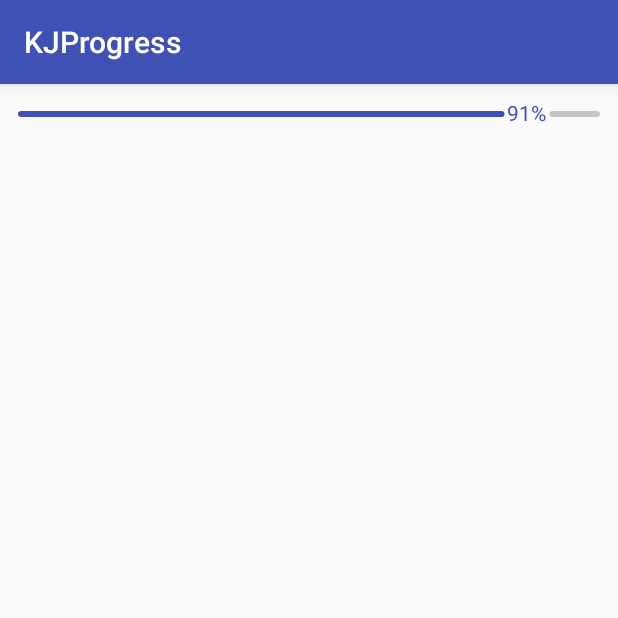
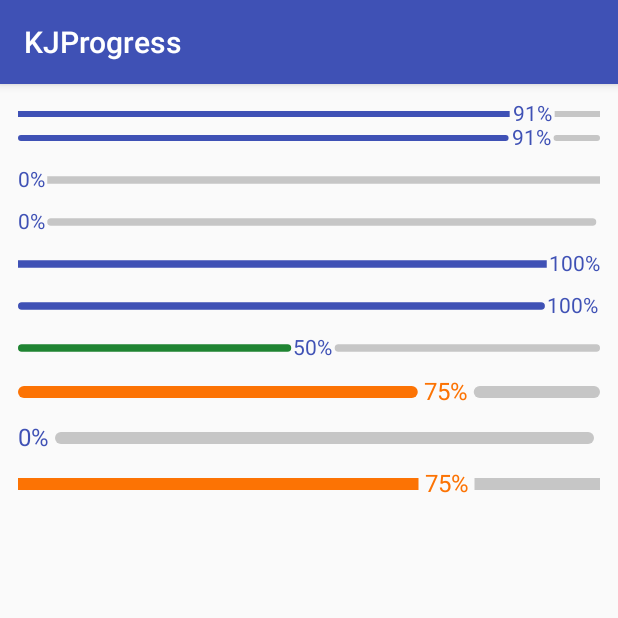
Before and after one commit to KingJA/KJProgress, an Android app: the screen it shows after launch (MainActivity), on a phone screen of 412 x 824 dp, the top half of it. Run offline under Robolectric (Android 15) with nearby library versions, the phone set to English and light mode, and no system bars.

Commit message:
fix offset

```diff
--- a/app/src/main/java/com/kingja/progress/KJProgress.java
+++ b/app/src/main/java/com/kingja/progress/KJProgress.java
@@ -5,7 +5,6 @@ import android.content.res.TypedArray;
 import android.graphics.Canvas;
 import android.graphics.Paint;
 import android.util.AttributeSet;
-import android.util.Log;
 import android.util.TypedValue;
 import android.view.View;
 
@@ -40,6 +39,7 @@ public class KJProgress extends View {
     private float mMaxWidth;
     private int mHeight;
     private float mProgressTextMargin;
+    private int mSrokeCap;
 
     public KJProgress(Context context) {
         this(context, null);
@@ -61,13 +61,13 @@ public class KJProgress extends View {
         mReachColor = typedArray.getColor(R.styleable.KJProgress_reachColor, REACH_COLOR);
         mUnreachColor = typedArray.getColor(R.styleable.KJProgress_unreachColor, UNREACH_COLOR);
         mProgressTextColor = typedArray.getColor(R.styleable.KJProgress_progressTextColor, PROGRESS_TEXT_COLOR);
+        mSrokeCap = typedArray.getInteger(R.styleable.KJProgress_strokeCap, 0);
         init();
     }
 
     private void init() {
         mPaint = new Paint();
-        mPaint.setStrokeCap(Paint.Cap.ROUND);
-        mPaint.setStrokeJoin(Paint.Join.ROUND);
+        mPaint.setStrokeCap(mSrokeCap == 0 ? Paint.Cap.ROUND : Paint.Cap.SQUARE);
         mPaint.setAntiAlias(true);
         mPaint.setTextSize(mProgressTextSize);
 
@@ -92,12 +92,18 @@ public class KJProgress extends View {
     @Override
     protected void onDraw(Canvas canvas) {
         super.onDraw(canvas);
+        float offsetLeft = mSrokeCap == 0 ? mReachWidth * 0.5f : 0f;
+        float offsetRight = mSrokeCap == 0 ? mReachWidth * 0.5f : 0f;
+        float marginLeft = mProgressTextMargin;
+        float marginRight = mProgressTextMargin;
         canvas.save();
-        canvas.translate(getPaddingLeft() + mReachWidth * 0.5f, mHeight * 0.5f);
+        if (getProgress() == 0) {
+            offsetLeft = 0;
+        }
+        canvas.translate(getPaddingLeft() + offsetLeft, mHeight * 0.5f);
         String progressText = mProgress + "%";
         float textWidth = mPaint.measureText(progressText);
         float textHeight = (mPaint.descent() + mPaint.ascent()) / 2;
-
 
         //绘制完成进度条
         mPaint.setColor(mReachColor);
@@ -105,19 +111,26 @@ public class KJProgress extends View {
 
 
         float radio = getProgress() * 1.0f / mProgressMax * 1.0f;
-        float progressX = radio * (mMaxWidth - textWidth - mProgressTextMargin - mReachWidth * 0.5f - mUnreachWidth);
+        float progressX = radio * (mMaxWidth - textWidth - mProgressTextMargin - offsetLeft * 0.5f - offsetRight);
         float reachX = progressX;
-        canvas.drawLine(0, 0, reachX, 0, mPaint);
+        if (reachX > 0) {
+            canvas.drawLine(0, 0, reachX, 0, mPaint);
+        }
+
+
         //绘制文本
 
         mPaint.setColor(mProgressTextColor);
-        float textX = progressX + mProgressTextMargin;
+        if (getProgress() == 0) {
+            marginLeft = 0;
+        }
+        float textX = progressX + marginLeft;
         canvas.drawText(progressText, textX, -textHeight, mPaint);
 
         if (mProgress < mProgressMax) {
             mPaint.setColor(mUnreachColor);
-            float unReachX = textX + textWidth + mProgressTextMargin;
-            canvas.drawLine(unReachX, 0, mMaxWidth - mUnreachWidth, 0, mPaint);
+            float unReachX = textX + textWidth + marginRight;
+            canvas.drawLine(unReachX, 0, mMaxWidth - 2.0f * offsetRight, 0, mPaint);
         }
         canvas.restore();
     }
--- a/app/src/main/java/com/kingja/progress/MainActivity.java
+++ b/app/src/main/java/com/kingja/progress/MainActivity.java
@@ -1,12 +1,9 @@
 package com.kingja.progress;
 
+import android.os.Bundle;
 import android.os.Handler;
 import android.os.Message;
-import android.os.SystemClock;
 import android.support.v7.app.AppCompatActivity;
-import android.os.Bundle;
-import android.util.Log;
-import android.view.View;
 
 public class MainActivity extends AppCompatActivity {
     private static final String TAG = "MainActivity";
@@ -15,19 +12,23 @@ public class MainActivity extends AppCompatActivity {
         public void handleMessage(Message msg) {
 
             int currentProgress = progress.getProgress();
+            int currentProgress2 = progress2.getProgress();
             if (currentProgress < 100) {
                 progress.setProgress(++currentProgress);
+                progress2.setProgress(++currentProgress2);
                 handler.sendEmptyMessageDelayed(0, 100);
             }
         }
     };
     private KJProgress progress;
+    private KJProgress progress2;
 
     @Override
     protected void onCreate(Bundle savedInstanceState) {
         super.onCreate(savedInstanceState);
         setContentView(R.layout.activity_main);
         progress = (KJProgress) findViewById(R.id.progress);
+        progress2 = (KJProgress) findViewById(R.id.progress2);
         handler.sendEmptyMessageDelayed(0, 100);
     }
 }
--- /dev/null
+++ b/app/src/main/java/com/kingja/progress/MeasureView.java
@@ -0,0 +1,59 @@
+package com.kingja.progress;
+
+import android.content.Context;
+import android.graphics.Canvas;
+import android.graphics.Paint;
+import android.util.AttributeSet;
+import android.util.TypedValue;
+import android.view.View;
+
+/**
+ * 项目名称：常用工具类
+ * 类描述：TODO
+ * 创建人：KingJA
+ * 创建时间：2016/7/2120:23
+ * 修改备注：
+ */
+public class MeasureView extends View {
+
+    private int measuredHeight;
+    private int measuredWidth;
+    private Paint paint;
+
+    public MeasureView(Context context) {
+        this(context, null);
+    }
+
+    public MeasureView(Context context, AttributeSet attrs) {
+        this(context, attrs, 0);
+    }
+
+    public MeasureView(Context context, AttributeSet attrs, int defStyleAttr) {
+        super(context, attrs, defStyleAttr);
+        init();
+    }
+
+    private void init() {
+        paint = new Paint();
+        paint.setColor(0XFF3F51B5);
+//        paint.setStrokeCap(Paint.Cap.ROUND);
+        paint.setStrokeWidth(dp2px(20));
+    }
+
+    public int dp2px(float dp) {
+        return (int) TypedValue.applyDimension(TypedValue.COMPLEX_UNIT_DIP, dp, getResources().getDisplayMetrics());
+    }
+
+    @Override
+    protected void onDraw(Canvas canvas) {
+        super.onDraw(canvas);
+        canvas.drawLine(dp2px(5) / 2, 0, measuredWidth - dp2px(5) / 2, 0, paint);
+    }
+
+    @Override
+    protected void onSizeChanged(int w, int h, int oldw, int oldh) {
+        super.onSizeChanged(w, h, oldw, oldh);
+        measuredHeight = getMeasuredHeight();
+        measuredWidth = getMeasuredWidth();
+    }
+}
--- a/app/src/main/res/layout/activity_main.xml
+++ b/app/src/main/res/layout/activity_main.xml
@@ -5,13 +5,97 @@
     android:layout_width="match_parent"
     android:layout_height="match_parent"
     android:orientation="vertical"
-    tools:context="com.kingja.progress.MainActivity"
-    android:padding="12dp">
+    android:padding="12dp"
+    tools:context="com.kingja.progress.MainActivity">
 
     <com.kingja.progress.KJProgress
+
         android:id="@+id/progress"
         android:layout_width="match_parent"
         android:layout_height="wrap_content"
+        app:strokeCap="square" />
 
+    <com.kingja.progress.KJProgress
+
+        android:id="@+id/progress2"
+        android:layout_width="match_parent"
+        android:layout_height="wrap_content"
+        app:strokeCap="round" />
+
+    <com.kingja.progress.KJProgress
+        android:layout_marginTop="12dp"
+        android:layout_width="match_parent"
+        android:layout_height="wrap_content"
+        app:strokeCap="square"
+        app:reachWidth="5dp"
+        app:progress="0" />
+
+    <com.kingja.progress.KJProgress
+        android:layout_marginTop="12dp"
+        android:layout_width="match_parent"
+        android:layout_height="wrap_content"
+        app:strokeCap="round"
+        app:reachWidth="5dp"
+        app:progress="0" />
+
+    <com.kingja.progress.KJProgress
+        android:layout_marginTop="12dp"
+        android:layout_width="match_parent"
+        android:layout_height="wrap_content"
+        app:strokeCap="square"
+        app:reachWidth="5dp"
+        app:progress="100" />
+
+    <com.kingja.progress.KJProgress
+        android:layout_marginTop="12dp"
+        android:layout_width="match_parent"
+        android:layout_height="wrap_content"
+        app:strokeCap="round"
+        app:reachWidth="5dp"
+        app:progress="100" />
+
+    <com.kingja.progress.KJProgress
+        android:layout_marginTop="12dp"
+        app:reachColor="#1f8432"
+        android:layout_width="match_parent"
+        android:layout_height="wrap_content"
+        app:strokeCap="round"
+        app:reachWidth="5dp"
+        app:progress="50" />
+
+    <com.kingja.progress.KJProgress
+        android:layout_marginTop="12dp"
+        app:reachColor="#fc7304"
+        app:progressTextColor="#fc7304"
+        android:layout_width="match_parent"
+        android:layout_height="wrap_content"
+        app:strokeCap="round"
+        app:reachWidth="8dp"
+        app:progress="75"
+        app:progressTextMargin="8dp"
+        app:progressTextSize="16sp" />
+
+    <com.kingja.progress.KJProgress
+        android:layout_marginTop="12dp"
+        app:reachColor="#fc7304"
+        android:layout_width="match_parent"
+        android:layout_height="wrap_content"
+        app:strokeCap="round"
+        app:reachWidth="8dp"
+        app:progress="0"
+        app:progressTextMargin="8dp"
+        app:progressTextSize="16sp" />
+
+    <com.kingja.progress.KJProgress
+        app:progressTextColor="#fc7304"
+        android:layout_marginTop="12dp"
+        app:reachColor="#fc7304"
+        android:layout_width="match_parent"
+        android:layout_height="wrap_content"
+        app:strokeCap="square"
+        app:reachWidth="8dp"
+        app:progress="75"
+        app:progressTextMargin="8dp"
+        app:progressTextSize="16sp"
         />
 </LinearLayout>
--- a/app/src/main/res/values/attr.xml
+++ b/app/src/main/res/values/attr.xml
@@ -10,6 +10,10 @@
         <attr name="progressTextSize" format="dimension" />
         <attr name="progressTextColor" format="color|reference" />
         <attr name="progressTextMargin" format="dimension" />
+        <attr name="strokeCap">
+            <flag name="round" value="0" />
+            <flag name="square" value="1" />
+        </attr>
     </declare-styleable>
 
 </resources>
```
